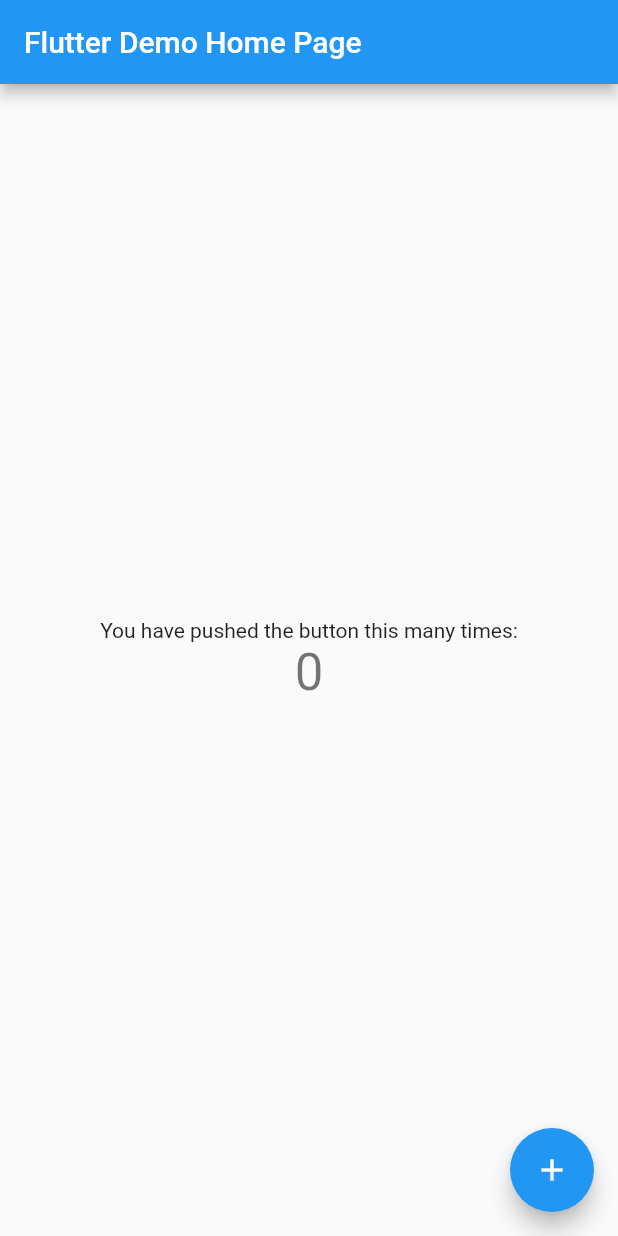
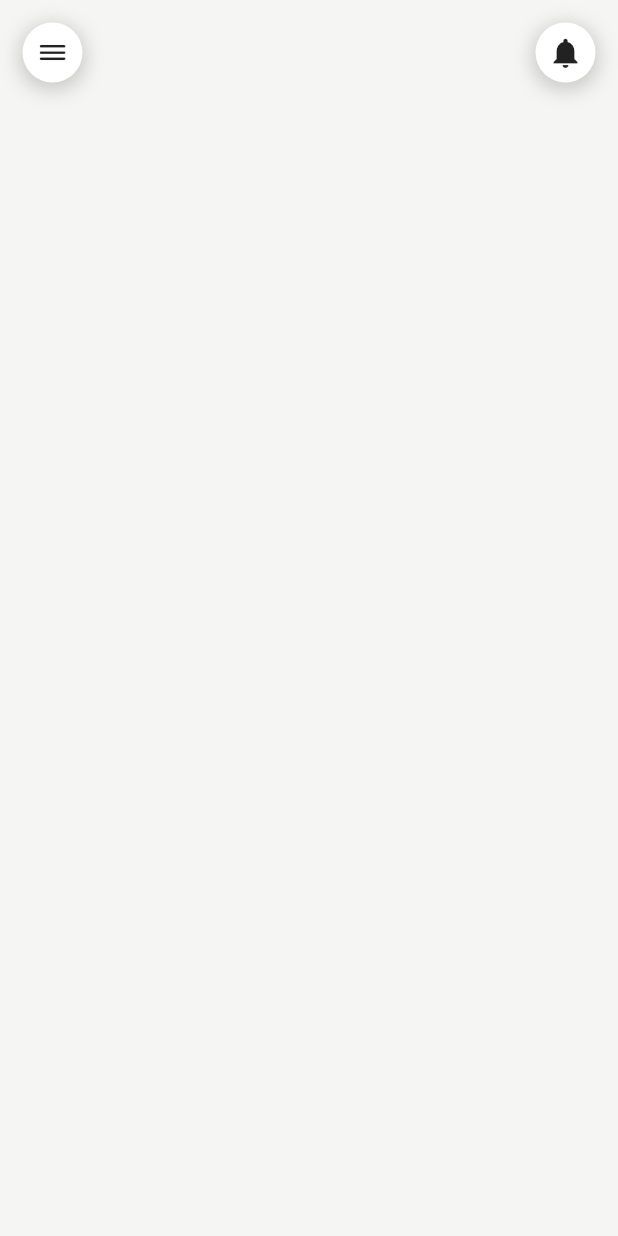
Before and after one commit to AyaEidAttya/food_delivery_app, a Flutter app: the screen it shows after launch, on a phone screen of 412 x 824 dp. Run offline on Flutter 3.47's test engine with Material 2 defaults, Android fonts, the phone set to English and light mode, and no system bars.

```diff
--- a/lib/main.dart
+++ b/lib/main.dart
@@ -1,3 +1,4 @@
+import 'package:delivery_app/pages/HomePage.dart';
 import 'package:flutter/material.dart';
 
 void main() {
@@ -11,105 +12,17 @@ class MyApp extends StatelessWidget {
   @override
   Widget build(BuildContext context) {
     return MaterialApp(
-      title: 'Flutter Demo',
+      title: "Food App",
+      debugShowCheckedModeBanner: false,
       theme: ThemeData(
-        // This is the theme of your application.
-        //
-        // Try running your application with "flutter run". You'll see the
-        // application has a blue toolbar. Then, without quitting the app, try
-        // changing the primarySwatch below to Colors.green and then invoke
-        // "hot reload" (press "r" in the console where you ran "flutter run",
-        // or simply save your changes to "hot reload" in a Flutter IDE).
-        // Notice that the counter didn't reset back to zero; the application
-        // is not restarted.
-        primarySwatch: Colors.blue,
+        scaffoldBackgroundColor: Color(0XFFF5F5F3),
       ),
-      home: const MyHomePage(title: 'Flutter Demo Home Page'),
-    );
-  }
-}
 
-class MyHomePage extends StatefulWidget {
-  const MyHomePage({super.key, required this.title});
+       routes:{
+        "/" : (context)=> HomePage(),
+       }
 
-  // This widget is the home page of your application. It is stateful, meaning
-  // that it has a State object (defined below) that contains fields that affect
-  // how it looks.
 
-  // This class is the configuration for the state. It holds the values (in this
-  // case the title) provided by the parent (in this case the App widget) and
-  // used by the build method of the State. Fields in a Widget subclass are
-  // always marked "final".
+        );
 
-  final String title;
-
-  @override
-  State<MyHomePage> createState() => _MyHomePageState();
-}
-
-class _MyHomePageState extends State<MyHomePage> {
-  int _counter = 0;
-
-  void _incrementCounter() {
-    setState(() {
-      // This call to setState tells the Flutter framework that something has
-      // changed in this State, which causes it to rerun the build method below
-      // so that the display can reflect the updated values. If we changed
-      // _counter without calling setState(), then the build method would not be
-      // called again, and so nothing would appear to happen.
-      _counter++;
-    });
-  }
-
-  @override
-  Widget build(BuildContext context) {
-    // This method is rerun every time setState is called, for instance as done
-    // by the _incrementCounter method above.
-    //
-    // The Flutter framework has been optimized to make rerunning build methods
-    // fast, so that you can just rebuild anything that needs updating rather
-    // than having to individually change instances of widgets.
-    return Scaffold(
-      appBar: AppBar(
-        // Here we take the value from the MyHomePage object that was created by
-        // the App.build method, and use it to set our appbar title.
-        title: Text(widget.title),
-      ),
-      body: Center(
-        // Center is a layout widget. It takes a single child and positions it
-        // in the middle of the parent.
-        child: Column(
-          // Column is also a layout widget. It takes a list of children and
-          // arranges them vertically. By default, it sizes itself to fit its
-          // children horizontally, and tries to be as tall as its parent.
-          //
-          // Invoke "debug painting" (press "p" in the console, choose the
-          // "Toggle Debug Paint" action from the Flutter Inspector in Android
-          // Studio, or the "Toggle Debug Paint" command in Visual Studio Code)
-          // to see the wireframe for each widget.
-          //
-          // Column has various properties to control how it sizes itself and
-          // how it positions its children. Here we use mainAxisAlignment to
-          // center the children vertically; the main axis here is the vertical
-          // axis because Columns are vertical (the cross axis would be
-          // horizontal).
-          mainAxisAlignment: MainAxisAlignment.center,
-          children: <Widget>[
-            const Text(
-              'You have pushed the button this many times:',
-            ),
-            Text(
-              '$_counter',
-              style: Theme.of(context).textTheme.headlineMedium,
-            ),
-          ],
-        ),
-      ),
-      floatingActionButton: FloatingActionButton(
-        onPressed: _incrementCounter,
-        tooltip: 'Increment',
-        child: const Icon(Icons.add),
-      ), // This trailing comma makes auto-formatting nicer for build methods.
-    );
-  }
-}
+      }}
--- /dev/null
+++ b/lib/pages/HomePage.dart
@@ -0,0 +1,18 @@
+import 'package:delivery_app/widget/AppBar.dart';
+import 'package:flutter/material.dart';
+
+class HomePage extends StatelessWidget {
+  const HomePage({super.key});
+
+  @override
+  Widget build(BuildContext context) {
+    return Scaffold(
+        body: ListView(
+        children: [
+          AppBarWidget(),
+
+        ],
+      ),
+    );
+  }
+}
--- /dev/null
+++ b/lib/widget/AppBar.dart
@@ -0,0 +1,58 @@
+import 'package:flutter/cupertino.dart';
+import 'package:flutter/material.dart';
+class AppBarWidget extends StatelessWidget {
+  const AppBarWidget({super.key});
+
+  @override
+  Widget build(BuildContext context) {
+    return Padding(
+      padding: EdgeInsets.symmetric(vertical: 15, horizontal: 15),
+      child: Row(
+        mainAxisAlignment: MainAxisAlignment.spaceBetween,
+        children: [
+          InkWell(
+            onTap: () {},
+            child: Container(
+              padding: EdgeInsets.all(8),
+              decoration: BoxDecoration(
+                 color: Colors.white,
+                  borderRadius: BorderRadius.circular(20),
+                  boxShadow: [
+                    BoxShadow(
+                      color: Colors.grey.withOpacity(0.5),
+                      spreadRadius: 2,
+                      blurRadius: 10,
+                      offset: Offset(0, 3),
+                    )
+                  ]),
+              child: Icon(CupertinoIcons.bars),
+
+            ),
+
+          ),
+          InkWell(
+            onTap: () {},
+            child: Container(
+              padding: EdgeInsets.all(8),
+              decoration: BoxDecoration(
+                 color: Colors.white,
+                  borderRadius: BorderRadius.circular(20),
+                  boxShadow: [
+                    BoxShadow(
+                      color: Colors.grey.withOpacity(0.5),
+                      spreadRadius: 2,
+                      blurRadius: 10,
+                      offset: Offset(0, 3),
+                    )
+                  ]),
+              child: Icon(Icons.notifications),
+
+            ),
+
+          )
+
+        ],
+      ),
+    );
+  }
+}
```
